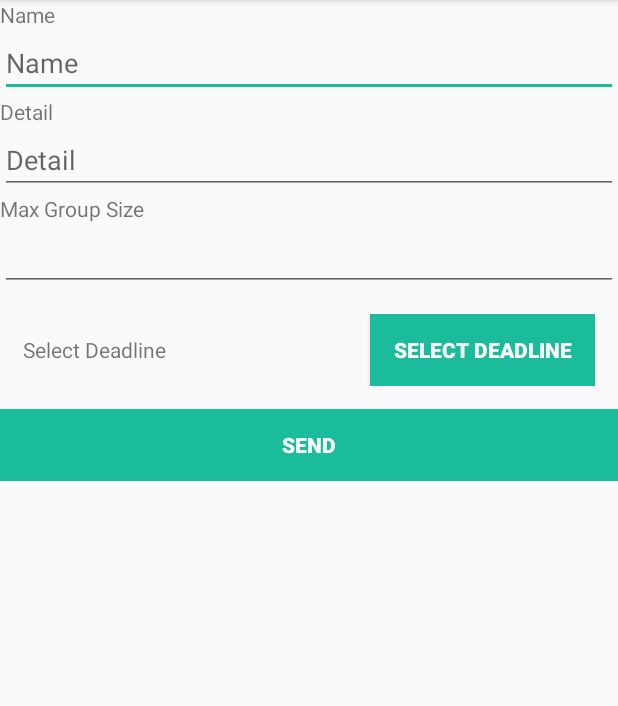
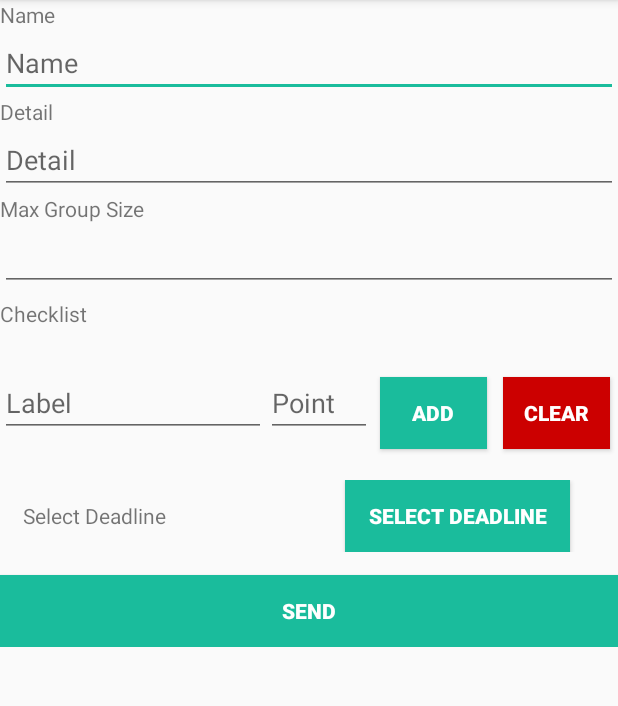
Before and after one commit to iozbeyli/LoopcakeMobile, an Android app: the CourseActivity screen opened directly, with no data from a screen before it, after a tap on an icon or button, on a phone screen of 412 x 824 dp, the part 84-790 px from its top. Run offline under Robolectric (Android 15) with nearby library versions, the phone set to English and light mode, and no system bars; libraries missing offline, so code that uses them is left out: com.github.jjobes.slidedatetimepicker; 2 statements that could not run were skipped; 1 other tap on this screen came first.

Commit message:
create checklist on project creation, and group checklist fıxes

```diff
--- a/app/src/main/java/com/loopcake/loopcakemobile/CourseActivity.java
+++ b/app/src/main/java/com/loopcake/loopcakemobile/CourseActivity.java
@@ -46,7 +46,6 @@ public class CourseActivity extends LCTabbedActivity {
     @Override
     public SectionsPagerAdapter createSectionPagerAdapter(){
         setTitle(Session.selectedCourse.name);
-        NotificationHandler.sendNotificationToCourse(Session.selectedCourse.courseid, "test", "course");
         ArrayList<Fragment> fragments = new ArrayList<>();
         ArrayList<String> pageTitles = new ArrayList<>();
         fragments.add(new CourseDetailFragment());
--- a/app/src/main/java/com/loopcake/loopcakemobile/CreateAnnouncementFragment.java
+++ b/app/src/main/java/com/loopcake/loopcakemobile/CreateAnnouncementFragment.java
@@ -10,6 +10,7 @@ import android.widget.Toast;
 
 import com.loopcake.loopcakemobile.AsyncCommunication.AsyncCommunicationTask;
 import com.loopcake.loopcakemobile.AsyncCommunication.Communicator;
+import com.loopcake.loopcakemobile.AsyncCommunication.NotificationHandler;
 import com.loopcake.loopcakemobile.LCFragment.LCFragment;
 import com.loopcake.loopcakemobile.PostDatas.AnnouncementPostDatas;
 
@@ -32,14 +33,15 @@ public class CreateAnnouncementFragment extends LCFragment {
         but.setOnClickListener(new View.OnClickListener() {
             @Override
             public void onClick(View v) {
-                String title    = ((EditText)layout.findViewById(R.id.edit_title))  .getText().toString();
+                final String title    = ((EditText)layout.findViewById(R.id.edit_title)).getText().toString();
                 String content  = ((EditText)layout.findViewById(R.id.edit_content)).getText().toString();
                 AsyncCommunicationTask comm = new AsyncCommunicationTask(Constants.apiURL+"/announce",
                         AnnouncementPostDatas.createAnnouncementPostData(title, content), new Communicator() {
                     @Override
                     public void successfulExecute(JSONObject jsonObject) {
                         but.setFocusable(false);
-                        Snackbar.make(layout, "Project Created!", 1000).show();
+                        NotificationHandler.sendNotificationToCourse(Session.selectedCourse.courseid, "New Announcement", title);
+                        Snackbar.make(layout, "Announcement Created!", 1000).show();
                         new Handler().postDelayed(new Runnable() {
                             @Override
                             public void run() {
--- a/app/src/main/java/com/loopcake/loopcakemobile/MainActivity.java
+++ b/app/src/main/java/com/loopcake/loopcakemobile/MainActivity.java
@@ -74,7 +74,6 @@ public class MainActivity extends LCDrawerActivity implements NavigationView.OnN
 
             String refreshedToken = FirebaseInstanceId.getInstance().getToken();
             send(refreshedToken);
-            NotificationHandler.sendNotificationToUser(new String[]{user.userID}, "test", "Logged in");
 
 
         } catch (JSONException e) {
--- a/app/src/main/res/layout/fragment_create_group.xml
+++ b/app/src/main/res/layout/fragment_create_group.xml
@@ -18,8 +18,8 @@
         android:layout_height="wrap_content"
         android:layout_weight="1"
         android:ems="10"
-        android:inputType="text"
-        android:text="Name" />
+        android:hint="Name"
+        android:inputType="text" />
 
     <TextView
         android:id="@+id/label_max_size"
--- a/app/src/main/res/layout/fragment_create_project.xml
+++ b/app/src/main/res/layout/fragment_create_project.xml
@@ -4,6 +4,7 @@
     android:orientation="vertical" android:layout_width="match_parent"
     android:layout_height="match_parent"
     android:weightSum="1">
+
     <TextView
         android:id="@+id/label_name"
         android:layout_width="match_parent"
@@ -47,6 +48,62 @@
             android:ems="10"
             android:inputType="numberSigned" />
 
+    <TextView
+        android:id="@+id/check_title"
+        android:layout_width="match_parent"
+        android:layout_height="wrap_content"
+        android:text="Checklist"
+        android:layout_marginBottom="5dp"
+        android:layout_marginTop="5dp"/>
+
+    <TextView
+        android:id="@+id/check_content"
+        android:layout_width="match_parent"
+        android:layout_height="wrap_content"
+        android:textAppearance="@style/TextAppearance.AppCompat.Body1"
+        android:textSize="16sp" />
+    <LinearLayout
+        android:layout_width="match_parent"
+        android:layout_height="wrap_content"
+        android:orientation="horizontal">
+
+        <EditText
+            android:id="@+id/edit_check_label"
+            android:layout_width="0dp"
+            android:layout_height="wrap_content"
+            android:layout_weight="5"
+            android:hint="Label" />
+
+        <EditText
+            android:id="@+id/edit_check_point"
+            android:layout_width="0dp"
+            android:layout_height="wrap_content"
+            android:layout_weight="2"
+            android:hint="Point"
+            android:inputType="numberSigned" />
+
+        <Button
+            android:id="@+id/check_add"
+            android:layout_width="0dp"
+            android:layout_height="wrap_content"
+            android:background="@color/colorAccent"
+            android:text="Add"
+            android:textColor="@android:color/white"
+            android:textStyle="bold"
+            android:layout_weight="2"
+            android:layout_margin="5dp"/>
+
+        <Button
+            android:id="@+id/check_clear"
+            android:layout_width="0dp"
+            android:layout_height="wrap_content"
+            android:background="@android:color/holo_red_dark"
+            android:text="Clear"
+            android:textColor="@android:color/white"
+            android:textStyle="bold"
+            android:layout_weight="2"
+            android:layout_margin="5dp"/>
+    </LinearLayout>
 
     <RelativeLayout
         android:layout_width="match_parent"
@@ -67,13 +124,14 @@
             android:id="@+id/picker_date"
             android:layout_width="150dp"
             android:layout_height="wrap_content"
-            android:layout_alignParentEnd="true"
-            android:layout_alignParentTop="true"
             android:background="@color/colorAccent"
             android:text="Select Deadline"
             android:textAlignment="center"
             android:textColor="@android:color/white"
-            android:textStyle="bold" />
+            android:textStyle="bold"
+            android:layout_alignParentTop="true"
+            android:layout_toEndOf="@+id/label_deadline"
+            android:layout_marginStart="39dp" />
     </RelativeLayout>
 
     <Button
```
Also changed, not shown: app/src/main/java/com/loopcake/loopcakemobile/CreateProjectFragment.java (+77 -5 lines).
